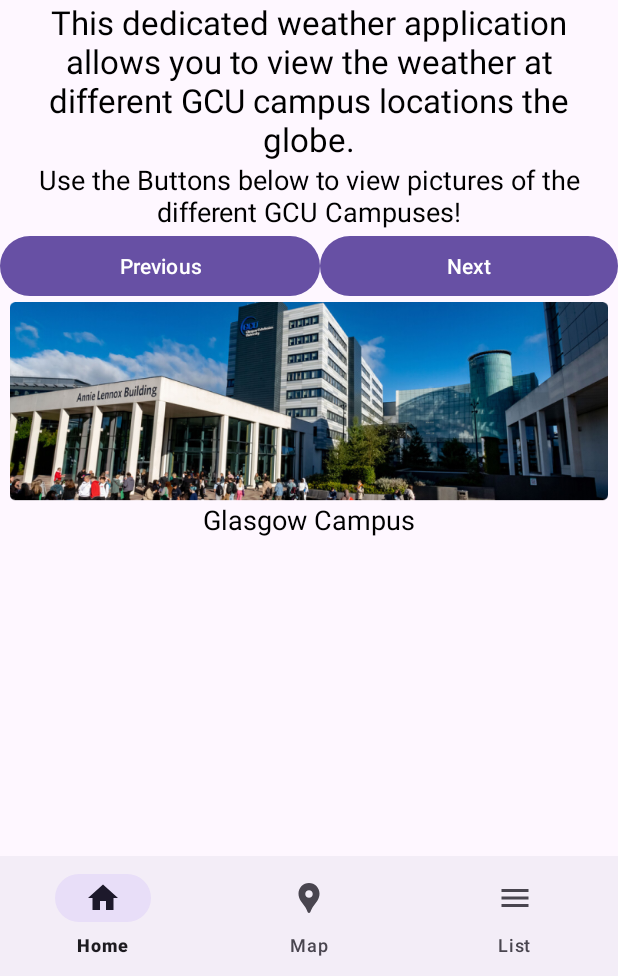
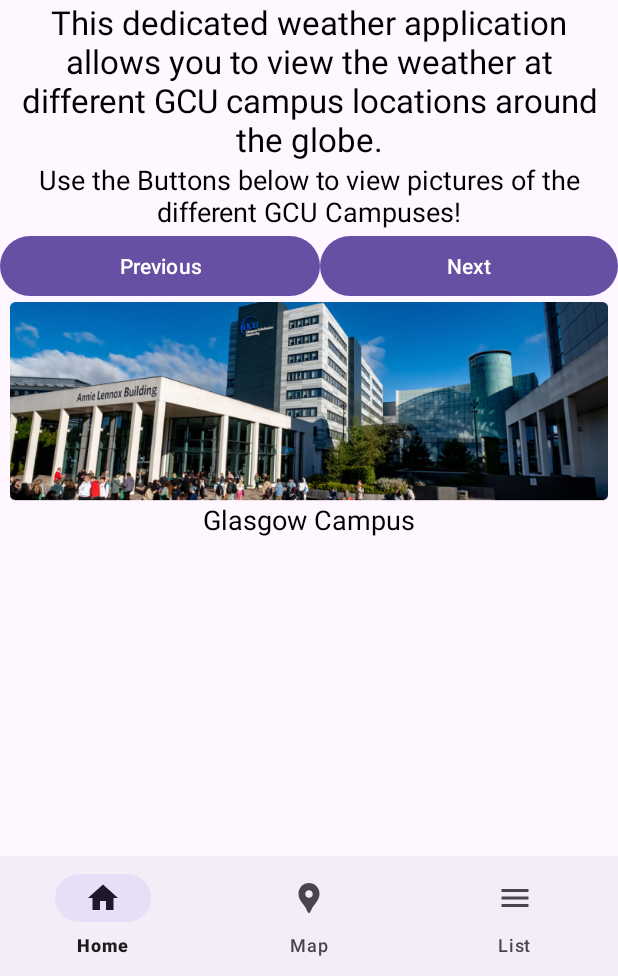
Before and after one commit to Scotia93/MPDCW2, an Android app: the screen it shows after launch (MainActivity), on a phone screen of 412 x 824 dp, the part 260-1236 px from its top. Run offline under Robolectric (Android 15) with nearby library versions, the phone set to English and light mode, and no system bars.

Commit message:
Built APK file

```diff
--- a/app/src/main/res/values/strings.xml
+++ b/app/src/main/res/values/strings.xml
@@ -3,6 +3,6 @@
     <!-- TODO: Remove or change this placeholder text -->
     <string name="hello_blank_fragment">Hello blank fragment</string>
     <string name="title_activity_maps_fragment">MapsFragment</string>
-    <string name="this_dedicated_weather_application_allows_you_to_view_the_weather_at_different_gcu_campus_locations_the_globe">This dedicated weather application allows you to view the weather at different GCU campus locations the globe.</string>
+    <string name="this_dedicated_weather_application_allows_you_to_view_the_weather_at_different_gcu_campus_locations_the_globe">This dedicated weather application allows you to view the weather at different GCU campus locations around the globe.</string>
     <string name="please_use_the_navigation_bar_to_get_around_the_app">Please use the Navigation bar to get around the app.</string>
 </resources>
```
